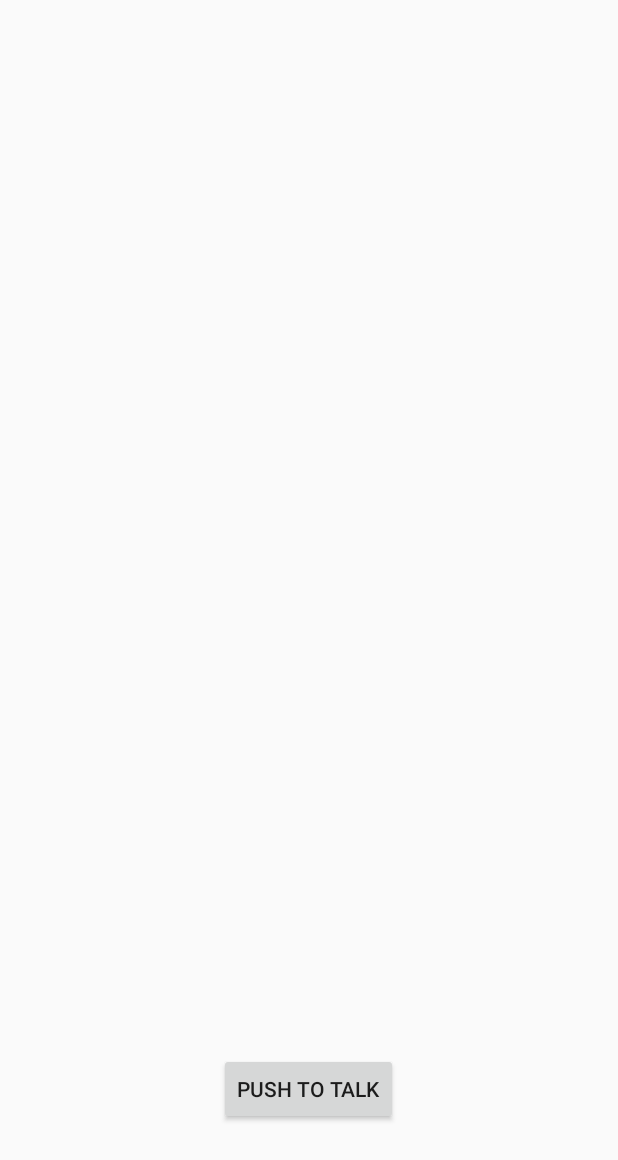
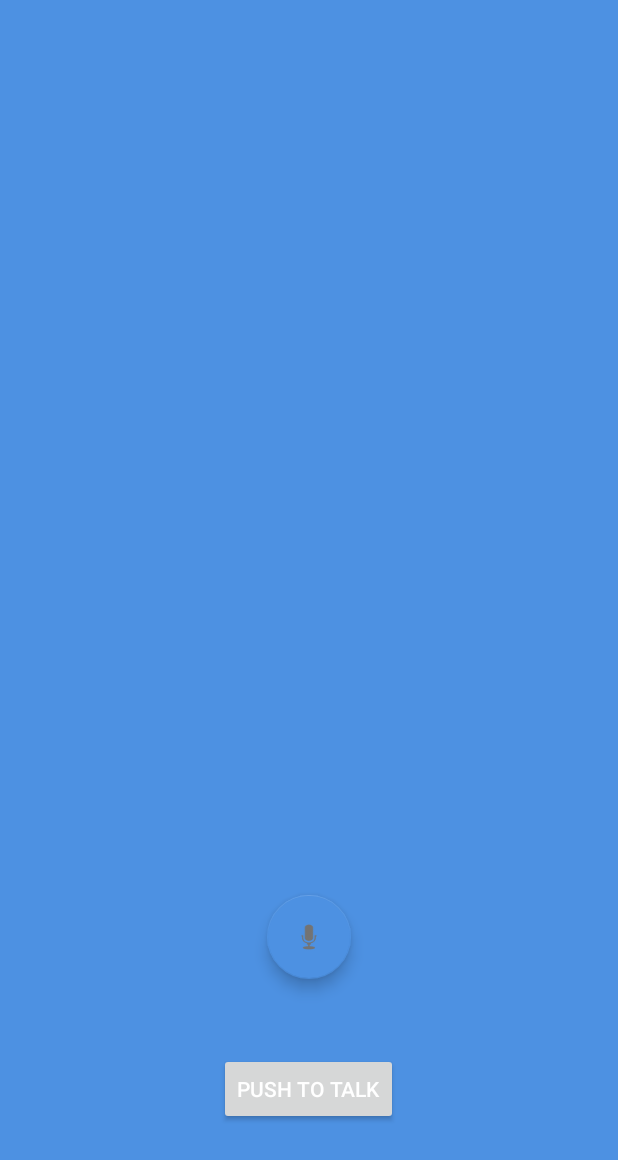
Before and after one commit to Aymsu/MCS_Projet, an Android app: the layout activity_reco_vocale.xml on its own in the app's theme, with its tools: preview values and no code run, on a phone screen of 412 x 824 dp. Shown: the top 1160 px of the screen. Run offline under Robolectric (Android 15) with nearby library versions, the phone set to English and light mode, and no system bars.

Commit message:
premier jet interface

```diff
--- a/app/build.gradle
+++ b/app/build.gradle
@@ -36,4 +36,5 @@ dependencies {
     })
     compile 'com.android.support:appcompat-v7:24.2.1'
     testCompile 'junit:junit:4.12'
+    compile 'com.android.support:design:25.0.0'
 }
--- /dev/null
+++ b/app/src/main/res/anim/fade_in.xml
@@ -0,0 +1,6 @@
+<?xml version="1.0" encoding="UTF-8"?>
+<set xmlns:android="http://schemas.android.com/apk/res/android">
+<alpha android:fromAlpha="0.0" android:toAlpha="1.0"
+    android:interpolator="@android:anim/accelerate_interpolator"
+    android:duration="500"/>
+</set>
--- /dev/null
+++ b/app/src/main/res/anim/fade_out.xml
@@ -0,0 +1,6 @@
+<?xml version="1.0" encoding="UTF-8"?>
+<set xmlns:android="http://schemas.android.com/apk/res/android">
+    <alpha android:fromAlpha="1.0" android:toAlpha="0.0"
+        android:interpolator="@android:anim/accelerate_interpolator"
+        android:duration="500"/>
+</set>
--- a/app/src/main/res/layout/activity_reco_vocale.xml
+++ b/app/src/main/res/layout/activity_reco_vocale.xml
@@ -1,5 +1,6 @@
 <?xml version="1.0" encoding="utf-8"?>
 <RelativeLayout xmlns:android="http://schemas.android.com/apk/res/android"
+    xmlns:app="http://schemas.android.com/apk/res-auto"
     xmlns:tools="http://schemas.android.com/tools"
     android:id="@+id/activity_reco_vocale"
     android:layout_width="match_parent"
@@ -20,4 +21,18 @@
         android:layout_centerHorizontal="true"
         android:elevation="0dp"
         android:ellipsize="start" />
+
+    <android.support.design.widget.FloatingActionButton
+        android:layout_width="wrap_content"
+        android:layout_height="wrap_content"
+        android:clickable="true"
+        app:backgroundTint="@color/Blue"
+        app:fabSize="normal"
+        app:srcCompat="@android:drawable/ic_btn_speak_now"
+        android:layout_marginBottom="49dp"
+        android:id="@+id/floatingActionButton"
+        android:layout_above="@+id/talkButton"
+        android:layout_centerHorizontal="true" />
+
+
 </RelativeLayout>
--- /dev/null
+++ b/app/src/main/res/values-v21/styles.xml
@@ -0,0 +1 @@
+<resources></resources>
--- a/app/src/main/res/values/colors.xml
+++ b/app/src/main/res/values/colors.xml
@@ -1,6 +1,9 @@
 <?xml version="1.0" encoding="utf-8"?>
 <resources>
-    <color name="colorPrimary">#3F51B5</color>
-    <color name="colorPrimaryDark">#303F9F</color>
+    <color name="colorPrimary">#3f51b5</color>
+    <color name="colorPrimaryDark">#303f9f</color>
     <color name="colorAccent">#FF4081</color>
+    <color name="Blue">#4d91e2</color>
+    <color name="White">#FFFFFF</color>
+    <color name="Transp">#00000000</color>
 </resources>
--- a/app/src/main/res/values/dimens.xml
+++ b/app/src/main/res/values/dimens.xml
@@ -2,4 +2,5 @@
     <!-- Default screen margins, per the Android Design guidelines. -->
     <dimen name="activity_horizontal_margin">16dp</dimen>
     <dimen name="activity_vertical_margin">16dp</dimen>
+    <dimen name="fab_margin">16dp</dimen>
 </resources>
--- a/app/src/main/res/values/strings.xml
+++ b/app/src/main/res/values/strings.xml
@@ -1,3 +1,4 @@
 <resources>
     <string name="app_name">Mcs</string>
+    <string name="title_activity_circular_reveal">CircularRevealActivity</string>
 </resources>
--- a/app/src/main/res/values/styles.xml
+++ b/app/src/main/res/values/styles.xml
@@ -1,11 +1,26 @@
 <resources>
 
     <!-- Base application theme. -->
-    <style name="AppTheme" parent="Theme.AppCompat.Light.DarkActionBar">
+    <style name="AppTheme" parent="Theme.AppCompat.Light.NoActionBar">
         <!-- Customize your theme here. -->
+        <item name="android:statusBarColor">@android:color/black</item>
         <item name="colorPrimary">@color/colorPrimary</item>
         <item name="colorPrimaryDark">@color/colorPrimaryDark</item>
+        <item name="android:colorBackground">@color/Blue</item>
+        <item name="android:textColor">@color/White</item>
         <item name="colorAccent">@color/colorAccent</item>
     </style>
 
+
+    <style name="Theme.Transparent" parent="Theme.AppCompat.Light.NoActionBar">
+
+        <item name="android:statusBarColor">@android:color/black</item>
+        <item name="android:windowBackground">@android:color/transparent</item>
+        <item name="android:colorBackground">@color/Blue</item>
+    </style>
+
+    <style name="AppTheme.AppBarOverlay" parent="ThemeOverlay.AppCompat.Dark.ActionBar" />
+
+    <style name="AppTheme.PopupOverlay" parent="ThemeOverlay.AppCompat.Light" />
+
 </resources>
```
Also changed, not shown: app/src/main/AndroidManifest.xml (+8 -3 lines), app/src/main/java/com/paulsab/aymer/mcs/Aide.java (+50 -0 lines), app/src/main/java/com/paulsab/aymer/mcs/CircularRevealActivity.java (added, +68 -0 lines), app/src/main/java/com/paulsab/aymer/mcs/StartActivity.java (+20 -0 lines), app/src/main/res/layout/activity_aide.xml (+29 -9 lines), app/src/main/res/layout/activity_circular_reveal.xml (added, +37 -0 lines), app/src/main/res/layout/activity_start.xml (+44 -3 lines), app/src/main/assets/drone2-copie2.gif (added), 1 other file.
